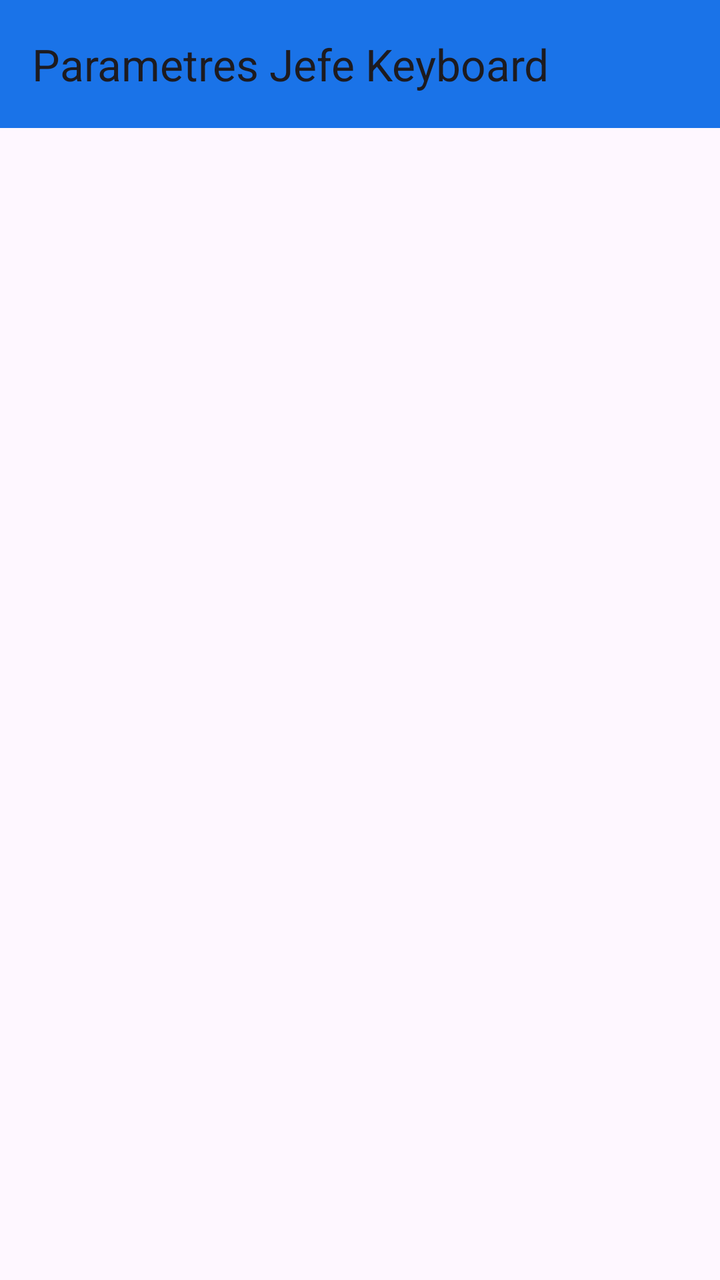
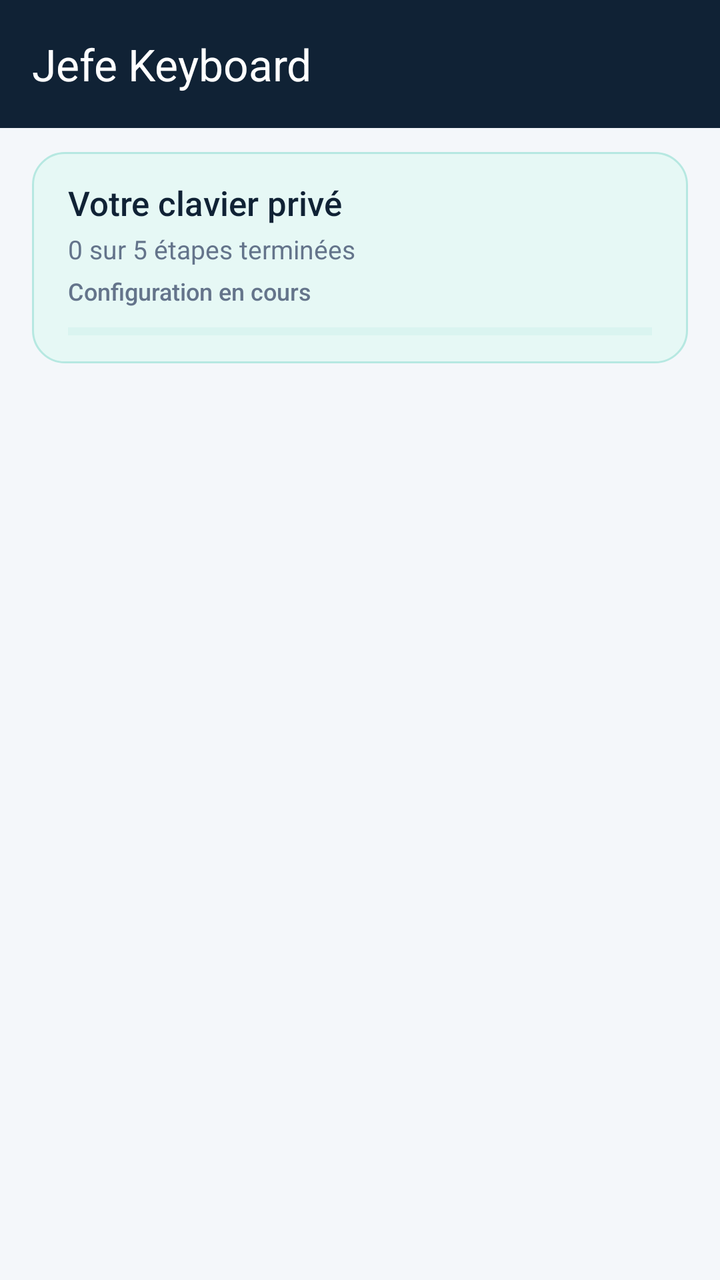

Before-and-after screenshots of an Android layout around one commit, followed by the original layout XML and the change that was made.
<!-- AndroidManifest.xml: application theme Theme.JefeKeyboard -->
<!-- res/layout/settings_activity.xml -->
<?xml version="1.0" encoding="utf-8"?>
<LinearLayout xmlns:android="http://schemas.android.com/apk/res/android"
    android:layout_width="match_parent"
    android:layout_height="match_parent"
    android:orientation="vertical">

    <com.google.android.material.appbar.MaterialToolbar
        android:id="@+id/toolbar"
        android:layout_width="match_parent"
        android:layout_height="?attr/actionBarSize"
        android:background="?attr/colorPrimary"
        app:title="@string/settings_title"
        xmlns:app="http://schemas.android.com/apk/res-auto" />

    <ScrollView
        android:layout_width="match_parent"
        android:layout_height="0dp"
        android:layout_weight="1">

        <LinearLayout
            android:layout_width="match_parent"
            android:layout_height="wrap_content"
            android:orientation="vertical">

            
            <LinearLayout
                android:id="@+id/onboarding_container"
                android:layout_width="match_parent"
                android:layout_height="wrap_content"
                android:orientation="vertical" />

            
            <FrameLayout
                android:id="@+id/settings_container"
                android:layout_width="match_parent"
                android:layout_height="wrap_content" />
        </LinearLayout>
    </ScrollView>
</LinearLayout>
<!-- resources referenced by this layout -->
<resources>
  <string name="settings_title">Parametres Jefe Keyboard</string>
  <style name="Theme.JefeKeyboard" parent="Theme.Material3.DayNight.NoActionBar">
          <item name="colorPrimary">@color/primary</item>
      </style>
  <color name="primary">#1A73E8</color>
</resources>

<!-- the commit's change to res/layout/settings_activity.xml (unified diff, before → after) -->
@@ -1,39 +1,85 @@
 <?xml version="1.0" encoding="utf-8"?>
 <LinearLayout xmlns:android="http://schemas.android.com/apk/res/android"
+    xmlns:app="http://schemas.android.com/apk/res-auto"
     android:layout_width="match_parent"
     android:layout_height="match_parent"
+    android:background="@color/settings_surface"
     android:orientation="vertical">
 
     <com.google.android.material.appbar.MaterialToolbar
         android:id="@+id/toolbar"
         android:layout_width="match_parent"
         android:layout_height="?attr/actionBarSize"
-        android:background="?attr/colorPrimary"
+        android:background="@color/ink"
         app:title="@string/settings_title"
-        xmlns:app="http://schemas.android.com/apk/res-auto" />
+        app:titleTextColor="@color/settings_on_ink" />
 
-    <ScrollView
+    <include
+        android:id="@+id/setup_header"
+        layout="@layout/settings_header"
+        android:layout_width="match_parent"
+        android:layout_height="wrap_content"
+        android:layout_marginStart="16dp"
+        android:layout_marginTop="12dp"
+        android:layout_marginEnd="16dp"
+        android:layout_marginBottom="8dp" />
+
+    <FrameLayout
+        android:id="@+id/settings_container"
         android:layout_width="match_parent"
         android:layout_height="0dp"
-        android:layout_weight="1">
+        android:layout_weight="1" />
+</LinearLayout>
+<!-- res/layout/settings_header.xml (included above) -->
+<?xml version="1.0" encoding="utf-8"?>
+<LinearLayout xmlns:android="http://schemas.android.com/apk/res/android"
+    android:layout_width="match_parent"
+    android:layout_height="wrap_content"
+    android:background="@drawable/bg_settings_header"
+    android:orientation="vertical"
+    android:paddingStart="18dp"
+    android:paddingTop="14dp"
+    android:paddingEnd="18dp"
+    android:paddingBottom="14dp">
 
-        <LinearLayout
-            android:layout_width="match_parent"
-            android:layout_height="wrap_content"
-            android:orientation="vertical">
+    <TextView
+        android:id="@+id/setup_header_title"
+        android:layout_width="match_parent"
+        android:layout_height="wrap_content"
+        android:fontFamily="sans-serif-medium"
+        android:text="@string/setup_header_title"
+        android:textColor="@color/key_text"
+        android:textSize="17sp" />
 
-            
-            <LinearLayout
-                android:id="@+id/onboarding_container"
-                android:layout_width="match_parent"
-                android:layout_height="wrap_content"
-                android:orientation="vertical" />
+    <TextView
+        android:id="@+id/setup_progress_text"
+        android:layout_width="match_parent"
+        android:layout_height="wrap_content"
+        android:layout_marginTop="3dp"
+        android:fontFamily="sans-serif"
+        android:text="@string/setup_progress_empty"
+        android:textColor="@color/slate"
+        android:textSize="13sp" />
 
-            
-            <FrameLayout
-                android:id="@+id/settings_container"
-                android:layout_width="match_parent"
-                android:layout_height="wrap_content" />
-        </LinearLayout>
-    </ScrollView>
+    <TextView
+        android:id="@+id/setup_status_badge"
+        android:layout_width="wrap_content"
+        android:layout_height="wrap_content"
+        android:layout_marginTop="4dp"
+        android:fontFamily="sans-serif-medium"
+        android:text="@string/setup_status_in_progress"
+        android:textColor="@color/slate"
+        android:textSize="12sp"
+        android:visibility="visible" />
+
+    <ProgressBar
+        android:id="@+id/setup_progress_bar"
+        style="?android:attr/progressBarStyleHorizontal"
+        android:layout_width="match_parent"
+        android:layout_height="4dp"
+        android:layout_marginTop="10dp"
+        android:max="5"
+        android:progress="0"
+        android:progressBackgroundTint="@color/settings_header_outline"
+        android:progressTint="@color/signal_blue" />
 </LinearLayout>
<!-- resource entries referenced after the edit -->
@@ -1,9 +1,39 @@
 <!-- resources referenced by this layout -->
 <resources>
-  <string name="settings_title">Parametres Jefe Keyboard</string>
+  <color name="ink">#102235</color>
+  <color name="key_text">@color/ink</color>
+  <color name="settings_header_outline">#B6E8E1</color>
+  <color name="settings_on_ink">#FFFFFF</color>
+  <color name="settings_surface">@color/porcelain</color>
+  <color name="signal_blue">#2563EB</color>
+  <color name="slate">#64748B</color>
+  <!-- drawable bg_settings_header (drawable) -->
+  <?xml version="1.0" encoding="utf-8"?>
+  <shape xmlns:android="http://schemas.android.com/apk/res/android"
+      android:shape="rectangle">
+      <solid android:color="@color/settings_header_surface" />
+      <corners android:radius="16dp" />
+      <stroke
+          android:width="1dp"
+          android:color="@color/settings_header_outline" />
+  </shape>
+  <string name="settings_title">Jefe Keyboard</string>
+  <string name="setup_header_title">Votre clavier privé</string>
+  <string name="setup_progress_empty">0 sur 5 étapes terminées</string>
+  <string name="setup_status_in_progress">Configuration en cours</string>
   <style name="Theme.JefeKeyboard" parent="Theme.Material3.DayNight.NoActionBar">
           <item name="colorPrimary">@color/primary</item>
+          <item name="colorSecondary">@color/private_teal</item>
+          <item name="android:colorAccent">@color/signal_blue</item>
+          <item name="android:fontFamily">sans-serif</item>
+          <item name="android:navigationBarColor">@color/settings_surface</item>
+          <item name="android:statusBarColor">@color/ink</item>
+          <item name="android:windowLightStatusBar">false</item>
+          <item name="android:windowBackground">@color/settings_surface</item>
       </style>
-  <color name="primary">#1A73E8</color>
+  <color name="porcelain">#F4F7FA</color>
+  <color name="settings_header_surface">#E6F8F5</color>
+  <color name="primary">@color/signal_blue</color>
+  <color name="private_teal">#14B8A6</color>
 </resources>
 
